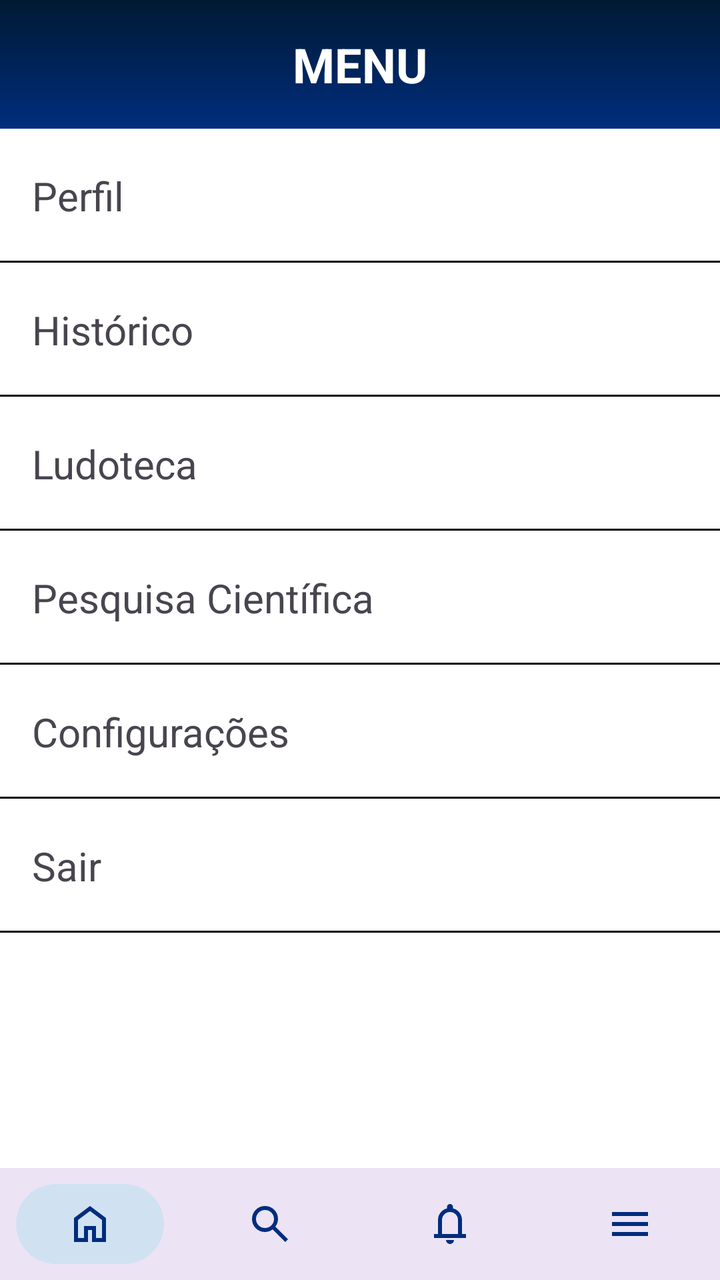
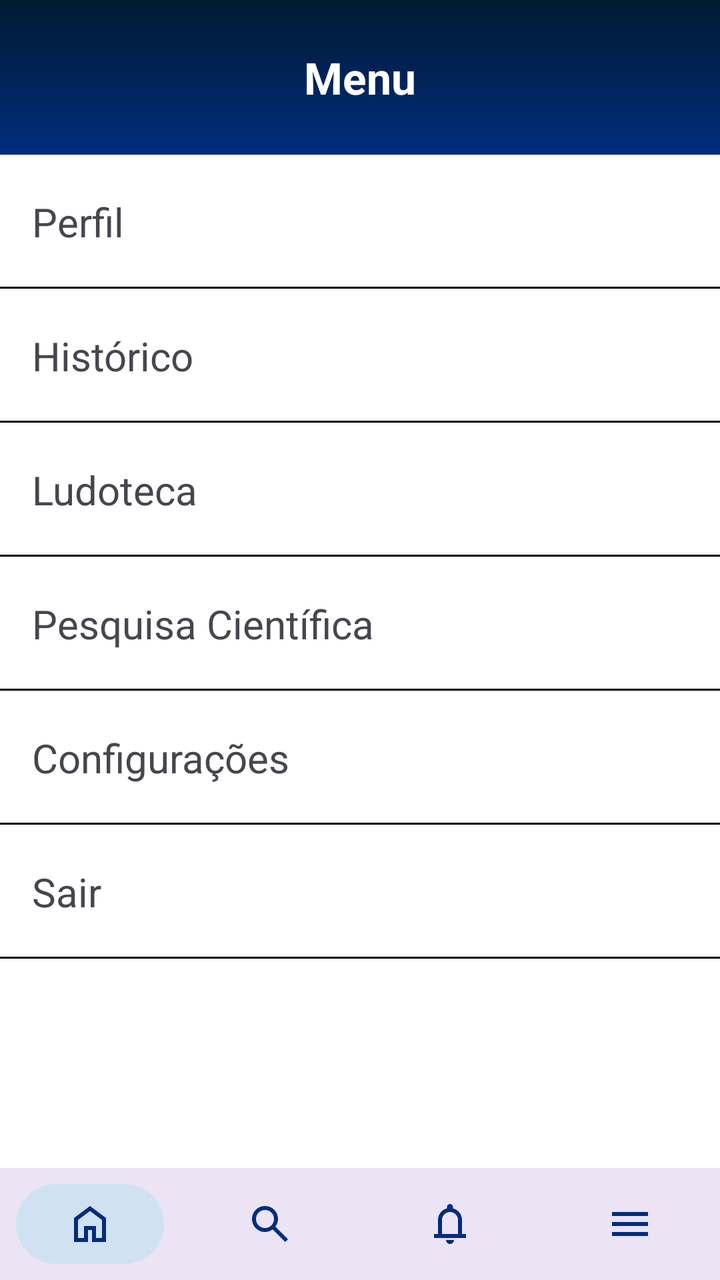

An Android layout rendered at two revisions. The XML below is the earlier revision; the diff shows what the commit changed to produce the second picture.
<!-- AndroidManifest.xml: application theme Theme.Bibliotecaapp -->
<!-- res/layout/tela_menu.xml -->
<?xml version="1.0" encoding="utf-8"?>
<LinearLayout
    xmlns:android="http://schemas.android.com/apk/res/android"
    xmlns:app="http://schemas.android.com/apk/res-auto"
    android:layout_width="match_parent"
    android:layout_height="match_parent"
    android:orientation="vertical"
    android:background="#FFFFFF">

    
    <LinearLayout
        android:layout_width="match_parent"
        android:layout_height="0dp"
        android:layout_weight="1"
        android:orientation="vertical">

        
        <TextView
            android:id="@+id/txtTitulo"
            android:layout_width="match_parent"
            android:layout_height="wrap_content"
            android:background="@drawable/background_header"
            android:gravity="center"
            android:padding="16dp"
            android:text="MENU"
            android:textColor="#FFFFFF"
            android:textSize="24sp"
            android:textStyle="bold" />

        
        <LinearLayout
            android:layout_width="match_parent"
            android:layout_height="wrap_content"
            android:orientation="vertical">

            <TextView
                android:id="@+id/btnPerfil"
                style="@style/MenuItem"
                android:text="Perfil" />

            <TextView
                android:id="@+id/btnHistorico"
                style="@style/MenuItem"
                android:text="Histórico"/>

            <TextView
                android:id="@+id/btnLudoteca"
                style="@style/MenuItem"
                android:text="Ludoteca"/>

            <TextView
                android:id="@+id/btnPesquisa"
                style="@style/MenuItem"
                android:text="Pesquisa Científica"/>

            <TextView
                android:id="@+id/btnConfiguracoes"
                style="@style/MenuItem"
                android:text="Configurações"/>

            <TextView
                android:id="@+id/btnSair"
                style="@style/MenuItem"
                android:text="Sair"/>

        </LinearLayout>

    </LinearLayout>

    <include layout="@layout/navbar_layout"/>

</LinearLayout>
<!-- res/layout/navbar_layout.xml (included above) -->
<?xml version="1.0" encoding="utf-8"?>
<com.google.android.material.bottomnavigation.BottomNavigationView
    xmlns:android="http://schemas.android.com/apk/res/android"
    xmlns:app="http://schemas.android.com/apk/res-auto"

    android:id="@+id/bottomNav"
    style="@style/NavBar"
    android:layout_width="match_parent"
    android:layout_height="wrap_content"

    app:menu="@menu/bottom_menu"/>
<!-- resources referenced by this layout -->
<resources>
  <!-- drawable background_header (drawable) -->
  <?xml version="1.0" encoding="utf-8"?>
  <shape xmlns:android="http://schemas.android.com/apk/res/android">
  
      <gradient
          android:type="linear"
          android:angle="270"
          android:startColor="#001A33"
          android:endColor="#002D7E" />
  
      <corners android:radius="0dp" />
  
  </shape>
  <style name="MenuItem">
          <item name="android:layout_width">match_parent</item>
          <item name="android:layout_height">wrap_content</item>
  
          
          <item name="android:paddingVertical">20dp</item>
          <item name="android:paddingHorizontal">16dp</item>
  
          
          <item name="android:textSize">20sp</item>
  
          <item name="android:background">@drawable/item_menu_background</item>
      </style>
  <style name="NavBar" parent="Widget.MaterialComponents.BottomNavigationView">
          <item name="itemBackground">@drawable/nav_item_background</item>
          <item name="itemRippleColor">@android:color/transparent</item>
          <item name="itemIconTint">#002D7E</item>
          <item name="itemTextColor">@null</item>
          <item name="labelVisibilityMode">unlabeled</item>
      </style>
  <style name="Theme.Bibliotecaapp" parent="Base.Theme.Bibliotecaapp" />
  <!-- drawable item_menu_background (drawable) -->
  <?xml version="1.0" encoding="utf-8"?>
  <layer-list xmlns:android="http://schemas.android.com/apk/res/android">
  
      
      <item>
          <shape android:shape="rectangle">
              <solid android:color="#FFFFFF"/>
          </shape>
      </item>
  
      
      <item android:gravity="bottom">
          <shape android:shape="rectangle">
              <size android:height="1dp"/>
              <solid android:color="#000000"/>
          </shape>
      </item>
  
  </layer-list>
  <!-- drawable nav_item_background (drawable) -->
  <?xml version="1.0" encoding="utf-8"?>
  <selector xmlns:android="http://schemas.android.com/apk/res/android">
  
      
      <item android:state_checked="true">
          <inset
              android:insetLeft="8dp"
              android:insetRight="8dp"
              android:insetTop="8dp"
              android:insetBottom="8dp">
  
              <shape android:shape="rectangle">
                  <solid android:color="#D0E2F2"/>
                  <corners android:radius="100dp"/>
              </shape>
  
          </inset>
      </item>
  
      
      <item>
          <color android:color="@android:color/transparent"/>
      </item>
  
  </selector>
  <style name="Base.Theme.Bibliotecaapp" parent="Theme.Material3.DayNight.NoActionBar">
          
          
      </style>
</resources>

<!-- the commit's change to res/layout/tela_menu.xml (unified diff, before → after) -->
@@ -17,15 +17,8 @@
         
         <TextView
             android:id="@+id/txtTitulo"
-            android:layout_width="match_parent"
-            android:layout_height="wrap_content"
-            android:background="@drawable/background_header"
-            android:gravity="center"
-            android:padding="16dp"
-            android:text="MENU"
-            android:textColor="#FFFFFF"
-            android:textSize="24sp"
-            android:textStyle="bold" />
+            style="@style/AppHeader"
+            android:text="Menu"/>
 
         
         <LinearLayout
<!-- resource entries referenced after the edit -->
@@ -1,5 +1,25 @@
 <!-- resources referenced by this layout -->
 <resources>
+  <style name="AppHeader">
+          <item name="android:layout_width">match_parent</item>
+          <item name="android:layout_height">wrap_content</item>
+          <item name="android:background">@drawable/background_header</item>
+          <item name="android:gravity">center</item>
+  
+          
+          <item name="android:paddingStart">24dp</item>
+          <item name="android:paddingEnd">24dp</item>
+  
+          
+          <item name="android:paddingTop">24dp</item>
+          <item name="android:paddingBottom">24dp</item>
+          <item name="android:minHeight">72dp</item>
+  
+          
+          <item name="android:textColor">#FFFFFF</item>
+          <item name="android:textSize">22sp</item>
+          <item name="android:textStyle">bold</item>
+      </style>
   <!-- drawable background_header (drawable) -->
   <?xml version="1.0" encoding="utf-8"?>
   <shape xmlns:android="http://schemas.android.com/apk/res/android">
